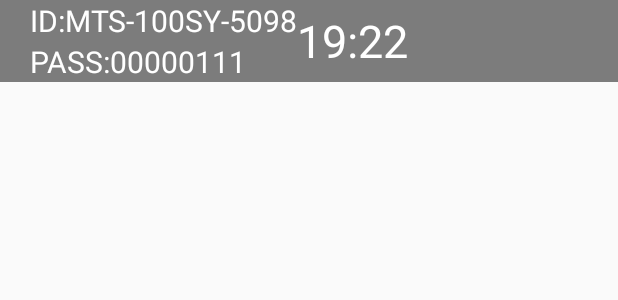
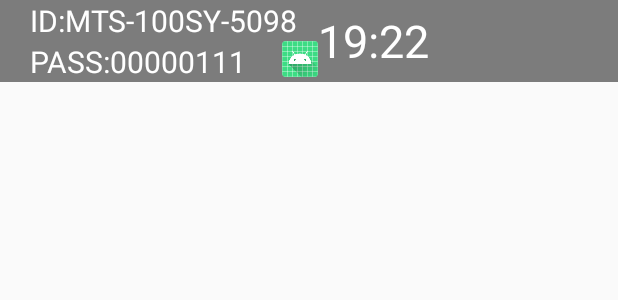
Before and after one commit to kerwin05/Banner, an Android app: the layout activity_main.xml on its own in the app's theme, with its tools: preview values and no code run, on a phone screen of 412 x 824 dp. Shown: the top 300 px of the screen. Run offline under Robolectric (Android 15) with nearby library versions, the phone set to English and light mode, and no system bars; plain views replace BannerViewPager.

Commit message:
刷新密码

```diff
--- a/app/build.gradle.kts
+++ b/app/build.gradle.kts
@@ -68,6 +68,7 @@ dependencies {
     implementation("androidx.core:core-ktx:1.9.0")
     implementation("androidx.appcompat:appcompat:1.6.1")
     implementation("com.google.android.material:material:1.11.0")
+    implementation(files("libs/framework.jar"))
     testImplementation("junit:junit:4.13.2")
     androidTestImplementation("androidx.test.ext:junit:1.1.5")
     androidTestImplementation("androidx.test.espresso:espresso-core:3.5.1")
--- a/app/src/main/java/com/example/banner/activity/MainActivity.kt
+++ b/app/src/main/java/com/example/banner/activity/MainActivity.kt
@@ -25,7 +25,6 @@ class MainActivity : BaseDataBindingActivity<ActivityMainBinding>() {
     override fun onResume() {
         super.onResume()
         initBanner()
-        viewModel.initShowData()
     }
 
     private fun initBanner() {
--- a/app/src/main/res/layout/activity_main.xml
+++ b/app/src/main/res/layout/activity_main.xml
@@ -45,6 +45,11 @@
                     tools:text="ID:MTS-100SY-5098"
                     android:text="@{vm.mId}"/>
 
+                <androidx.appcompat.widget.LinearLayoutCompat
+                    android:layout_width="wrap_content"
+                    android:layout_height="wrap_content"
+                    android:orientation="horizontal">
+
                     <TextView
                         android:id="@+id/tv_pass"
                         android:layout_width="wrap_content"
@@ -53,6 +58,15 @@
                         android:textSize="20sp"
                         tools:text="PASS:00000111"
                         android:text="@{vm.mPass}" />
+
+                    <ImageView
+                        android:layout_width="24dp"
+                        android:layout_height="24dp"
+                        android:src="@mipmap/ic_launcher"
+                        android:layout_marginStart="24dp"
+                        android:onClick="@{() -> vm.onClickRefreshPass()}"/>
+
+                </androidx.appcompat.widget.LinearLayoutCompat>
 
             </androidx.appcompat.widget.LinearLayoutCompat>
 
```
Also changed, not shown: app/src/main/java/com/example/banner/utils/IpUtils.kt (+21 -0 lines), app/src/main/java/com/example/banner/viewmodel/MainVM.kt (+15 -13 lines), 1 other file. Lines whose indentation alone changed are shown as unchanged.
